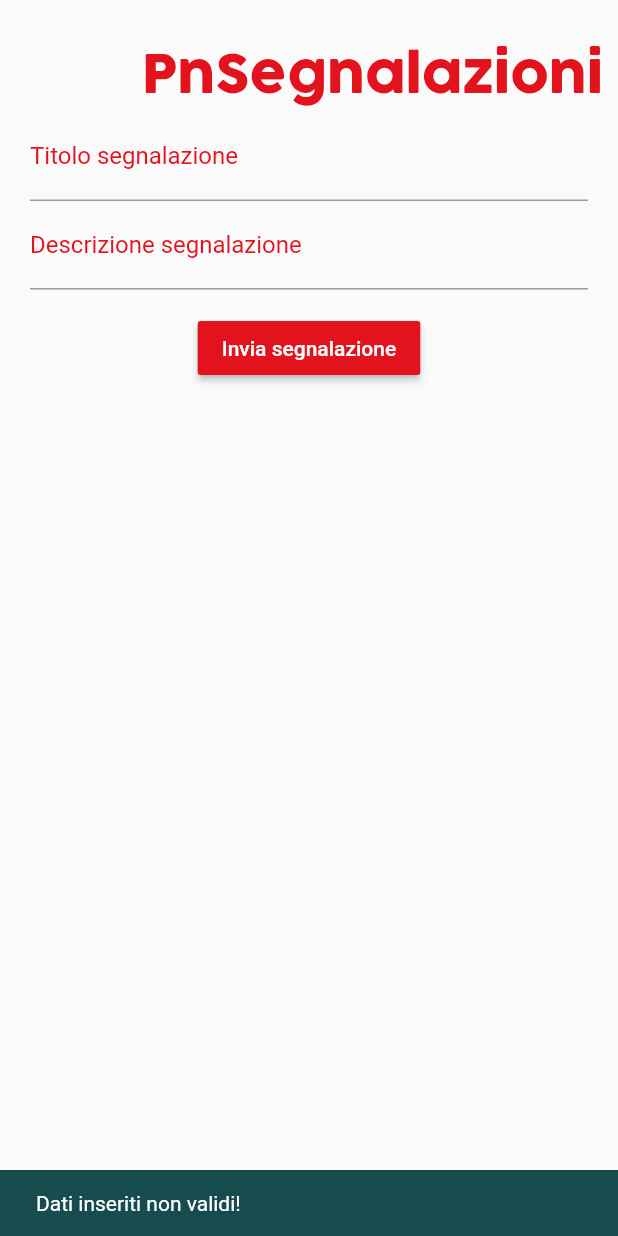
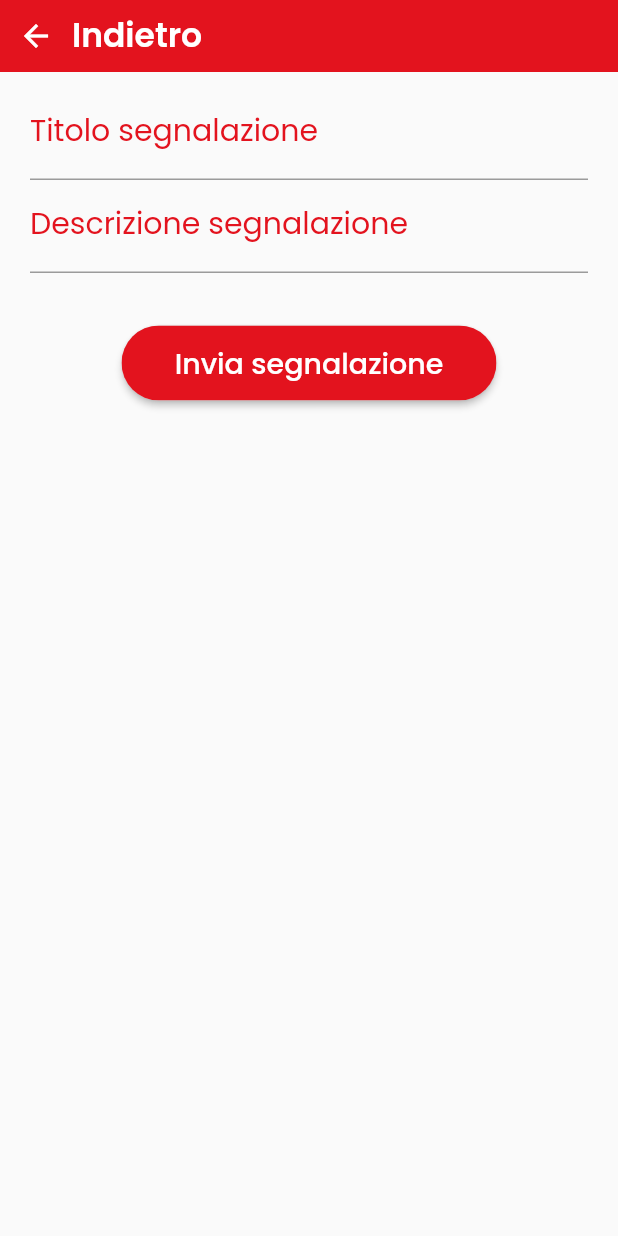
Before and after one commit to bigsas777/PnCare, a Flutter app: the PnPPage screen opened directly, after a tap on "Invia segnalazione", on a phone screen of 412 x 824 dp. Run offline on Flutter 3.47's test engine with Material 2 defaults, Android fonts, the light colour scheme and no system bars; our stand-ins replace animated_splash_screen, bubble_bottom_bar, flutter_svg, font_awesome_flutter, google_fonts, google_maps_flutter and 2 more; missing offline and left inert: dart:html; network calls fail; project files that could hold a hidden picture were left out.

Commit message:
Release v1.1.1
Aggiornamento schermata PnP non ancora completa

```diff
--- a/PnCareDefinitiva/pncare_app/lib/main.dart
+++ b/PnCareDefinitiva/pncare_app/lib/main.dart
@@ -3,6 +3,8 @@ import 'package:flutter/services.dart';
 import 'package:parse_server_sdk/parse_server_sdk.dart';
 import 'package:animated_splash_screen/animated_splash_screen.dart';
 import 'package:pncare_app/home.dart';
+
+// TODO: Implementazione firebase
 
 void main() async {
   WidgetsFlutterBinding.ensureInitialized();
@@ -14,7 +16,7 @@ void main() async {
   await Parse().initialize(keyApplicationId, keyParseServerUrl,
       clientKey: keyClientKey, debug: true);
 
-  SystemChrome.setEnabledSystemUIOverlays([SystemUiOverlay.bottom]);
+  SystemChrome.setEnabledSystemUIMode(SystemUiMode.manual, overlays: [SystemUiOverlay.bottom]); // Forse è inutile
   runApp(PnCare());
 }
 
--- a/PnCareDefinitiva/pncare_app/lib/pnp_page.dart
+++ b/PnCareDefinitiva/pncare_app/lib/pnp_page.dart
@@ -1,5 +1,7 @@
 import 'package:flutter/material.dart';
-import 'package:parse_server_sdk_flutter/parse_server_sdk.dart';
+import 'package:google_fonts/google_fonts.dart';
+import 'package:pncare_app/segnalazioni_page.dart';
+import 'package:pncare_app/pensieri_page.dart';
 
 class PnPPage extends StatefulWidget {
   @override
@@ -7,7 +9,9 @@ class PnPPage extends StatefulWidget {
 }
 
 class _PnPPage extends State<PnPPage> {
-  String titolo = '', descrizione = '';
+  String testo = "In questa sezione dell'app potrai condividere in modo semplice, con il "
+      "comune di Pordenone, delle segnalazioni riguardanti problemi riscontrati sul territorio del comune"
+      " oppure inviare i tuoi pensieri o dei consigli riguardo l'operato del comune.";
 
   @override
   Widget build(BuildContext context) {
@@ -19,94 +23,103 @@ class _PnPPage extends State<PnPPage> {
             child: Align(
               alignment: Alignment.centerRight,
               child: Text('PnSegnalazioni',
-                  style: TextStyle(
-                      fontFamily: 'Cocogoose Pro',
-                      fontSize: 35,
-                      color: Color(0xffE3131E))),
+                style: TextStyle(
+                    fontFamily: 'Cocogoose Pro',
+                    fontSize: 35,
+                    color: Color(0xffE3131E)
+                ),
+              ),
             ),
           ),
           Padding(
-            padding: EdgeInsets.symmetric(horizontal: 20),
-            child: Column(
-              children: <Widget>[
-                // Titolo problema
-                TextField(
-                  onChanged: (titoloProb) {
-                    titolo = titoloProb;
-                  },
-                  autocorrect: true,
-                  textCapitalization: TextCapitalization.sentences,
-                  decoration: InputDecoration(
-                      labelText: "Titolo segnalazione",
-                      labelStyle: TextStyle(color: Color(0xffE3131E))),
-                ),
-                // Descrizione problema
-                TextField(
-                  onChanged: (descrProb) {
-                    descrizione = descrProb;
-                  },
-                  keyboardType: TextInputType.multiline,
-                  maxLines: null,
-                  autocorrect: true,
-                  textCapitalization: TextCapitalization.sentences,
-                  decoration: InputDecoration(
-                      labelText: "Descrizione segnalazione",
-                      labelStyle: TextStyle(color: Color(0xffE3131E))),
-                ),
-              ],
+            padding: EdgeInsets.symmetric(horizontal: 20, vertical: 10),
+            child: Text(
+              testo,
+              style: GoogleFonts.poppins(
+                color: Color(0xff174c4f),
+                fontSize: 19,
+                fontWeight: FontWeight.w600,
+
+              ),
+              textAlign: TextAlign.left,
             ),
           ),
           Padding(
-            padding: EdgeInsets.only(top: 15),
+            padding: EdgeInsets.only(top: 10),
+            child: Container(
+              height: 50.0,
+              margin: EdgeInsets.all(10),
+              child: RaisedButton(
+                color: Color(0xffE3131E),
+                onPressed: () {
+                  Navigator.of(context).push(MaterialPageRoute(builder: (context)=>SegnalazioniPage()));
+                },
+                shape: RoundedRectangleBorder(
+                    borderRadius: BorderRadius.circular(80.0)),
+                padding: EdgeInsets.all(0.0),
+                // Questo pezzo di codice permette di colorare il bottone con un gradiente
+                /* child: Ink(
+                  decoration: BoxDecoration(
+                      gradient: LinearGradient(
+                        colors: [Color(0xffE3131E), Color(0xffE3131E)],
+                        begin: Alignment.centerLeft,
+                        end: Alignment.centerRight,
+                      ),
+                      borderRadius: BorderRadius.circular(30.0)), */
+                child: Container(
+                  constraints:
+                  BoxConstraints(maxWidth: 250.0, minHeight: 50.0),
+                  alignment: Alignment.center,
+                  child: Text(
+                    "Invia segnalazione",
+                    textAlign: TextAlign.center,
+                    style: GoogleFonts.poppins(
+                      fontSize: 19,
+                      color: Colors.white,
+                    ),
+                  ),
+                ), /*
+                ), */
+              ),
+            ),
+          ),
+          Container(
+            height: 50.0,
+            margin: EdgeInsets.all(10),
             child: RaisedButton(
               color: Color(0xffE3131E),
-              textColor: Colors.white,
-              child: Text('Invia segnalazione'),
               onPressed: () {
-                inviaSegnalazione();
+                Navigator.of(context).push(MaterialPageRoute(builder: (context)=>PensieriPage()));
               },
+              shape: RoundedRectangleBorder(
+                  borderRadius: BorderRadius.circular(80.0)),
+              padding: EdgeInsets.all(0.0),
+              /* child: Ink(
+                decoration: BoxDecoration(
+                    gradient: LinearGradient(
+                      colors: [Color(0xffE3131E), Color(0xffE3131E)],
+                      begin: Alignment.centerLeft,
+                      end: Alignment.centerRight,
+                    ),
+                    borderRadius: BorderRadius.circular(30.0)), */
+              child: Container(
+                constraints:
+                BoxConstraints(maxWidth: 250.0, minHeight: 50.0),
+                alignment: Alignment.center,
+                child: Text(
+                  "Invia pensiero",
+                  textAlign: TextAlign.center,
+                  style: GoogleFonts.poppins(
+                    fontSize: 19,
+                    color: Colors.white,
+                  ),
+                ),
+              ),
+              // ),
             ),
-          )
+          ),
         ],
       ),
     );
   }
-
-  void inviaSegnalazione() async {
-    if (titolo.trim().isEmpty || descrizione.trim().isEmpty) {
-      ScaffoldMessenger.of(context).showSnackBar(SnackBar(
-        content: Text(
-          "Dati inseriti non validi!",
-          style: TextStyle(color: Colors.white),
-        ),
-        backgroundColor: Color(0xff174c4f),
-        duration: Duration(seconds: 2),
-      ));
-      return;
-    }
-
-    ScaffoldMessenger.of(context).showSnackBar(SnackBar(
-      content: Text(
-        "Segnalazione inviata con successo!",
-        style: TextStyle(color: Colors.white),
-      ),
-      backgroundColor: Color(0xff174c4f),
-      duration: Duration(seconds: 2),
-    ));
-
-    await salvaSegnalazione();
-
-    setState(() {
-      titolo = '';
-      descrizione = '';
-    });
-  }
-
-  Future<void> salvaSegnalazione() async {
-    final nuovaSegnalazione = ParseObject('Segnalazioni')
-      ..set('Titolo', titolo)
-      ..set('Descrizione', descrizione)
-      ..set('Risolta', false);
-    await nuovaSegnalazione.save();
-  }
 }
--- /dev/null
+++ b/PnCareDefinitiva/pncare_app/lib/segnalazioni_page.dart
@@ -0,0 +1,164 @@
+import 'package:flutter/material.dart';
+import 'package:parse_server_sdk_flutter/parse_server_sdk.dart';
+import 'package:google_fonts/google_fonts.dart';
+
+class SegnalazioniPage extends StatefulWidget {
+  @override
+  _SegnalazioniPage createState() => _SegnalazioniPage();
+}
+
+// TODO: Image picker e salvataggio immagini nel database
+
+class _SegnalazioniPage extends State<SegnalazioniPage> {
+  String titolo = '', descrizione = '';
+
+  @override
+  Widget build(BuildContext context) {
+    return Scaffold(
+      body: Column(
+        children: [
+          Container(
+            color: Color(0xffE3131E),
+            child: Row(
+              children: [
+                BackButton(
+                  color: Colors.white,
+                  onPressed: () {
+                    Navigator.pop(context);
+                  },
+                ),
+                Text(
+                  'Indietro',
+                  style: GoogleFonts.poppins(
+                    fontSize: 22,
+                    color: Colors.white,
+                    fontWeight: FontWeight.w600
+                  ),
+                )
+              ],
+            )
+          ),
+          Padding(
+            padding: EdgeInsets.symmetric(horizontal: 20, vertical: 10),
+            child: Column(
+              children: <Widget>[
+                // Titolo problema
+                TextField(
+                  onChanged: (titoloProb) {
+                    titolo = titoloProb;
+                  },
+                  autocorrect: true,
+                  textCapitalization: TextCapitalization.sentences,
+                  decoration: InputDecoration(
+                      labelText: "Titolo segnalazione",
+                      labelStyle: GoogleFonts.poppins(
+                          color: Color(0xffE3131E),
+                          fontSize: 20
+                      )),
+                ),
+                // Descrizione problema
+                TextField(
+                  onChanged: (descrProb) {
+                    descrizione = descrProb;
+                  },
+                  keyboardType: TextInputType.multiline,
+                  maxLines: null,
+                  autocorrect: true,
+                  textCapitalization: TextCapitalization.sentences,
+                  decoration: InputDecoration(
+                      labelText: "Descrizione segnalazione",
+                      labelStyle: GoogleFonts.poppins(
+                          color: Color(0xffE3131E),
+                          fontSize: 20
+                      )),
+                ),
+              ],
+            ),
+          ),
+          Padding(
+            padding: EdgeInsets.only(top: 15),
+            child: Container(
+              height: 50.0,
+              margin: EdgeInsets.all(10),
+              child: RaisedButton(
+                onPressed: () {
+                  inviaSegnalazione();
+                },
+                shape: RoundedRectangleBorder(
+                    borderRadius: BorderRadius.circular(80.0)),
+                padding: EdgeInsets.all(0.0),
+                child: Ink(
+                  decoration: BoxDecoration(
+                      gradient: LinearGradient(
+                        colors: [Color(0xffE3131E), Color(0xffE3131E)],
+                        begin: Alignment.centerLeft,
+                        end: Alignment.centerRight,
+                      ),
+                      borderRadius: BorderRadius.circular(30.0)),
+                  child: Container(
+                    constraints:
+                    BoxConstraints(maxWidth: 250.0, minHeight: 50.0),
+                    alignment: Alignment.center,
+                    child: Text(
+                      "Invia segnalazione",
+                      textAlign: TextAlign.center,
+                      style: GoogleFonts.poppins(
+                        fontSize: 19,
+                        // fontWeight: FontWeight.bold,
+                        color: Colors.white,
+                      ),
+                    ),
+                  ),
+                ),
+              ),
+            ),
+          ),
+        ],
+      ),
+    );
+  }
+
+  void inviaSegnalazione() async {
+    if (titolo.trim().isEmpty || descrizione.trim().isEmpty) {
+      ScaffoldMessenger.of(context).showSnackBar(SnackBar(
+        content: Text(
+          "Dati inseriti non validi!",
+          style: GoogleFonts.poppins(
+              color: Colors.white
+          ),
+        ),
+        backgroundColor: Color(0xff174c4f),
+        duration: Duration(seconds: 2),
+      ));
+      return;
+    }
+    else // Una volta tutto quello che era dentro al blocco
+        {  // else era fuori e senza else quindi se in futuro non andrà sappiamo perchè
+      ScaffoldMessenger.of(context).showSnackBar(SnackBar(
+        content: Text(
+            "Segnalazione inviata con successo!",
+            style: GoogleFonts.poppins(
+                color: Colors.white
+            )
+        ),
+        backgroundColor: Color(0xff174c4f),
+        duration: Duration(seconds: 2),
+      ));
+
+      await salvaSegnalazione();
+
+      setState(() {
+        titolo = '';
+        descrizione = '';
+      });
+    }
+  }
+
+  Future<void> salvaSegnalazione() async {
+    final nuovaSegnalazione = ParseObject('Segnalazioni')
+      ..set('Titolo', titolo)
+      ..set('Descrizione', descrizione)
+      ..set('Risolta', false);
+    await nuovaSegnalazione.save();
+  }
+}
```
Also changed, not shown: PnCareDefinitiva/pncare_app/lib/homepage.dart (+8 -12 lines), PnCareDefinitiva/pncare_app/lib/pensieri_page.dart (added, +116 -0 lines), 1 other file.
